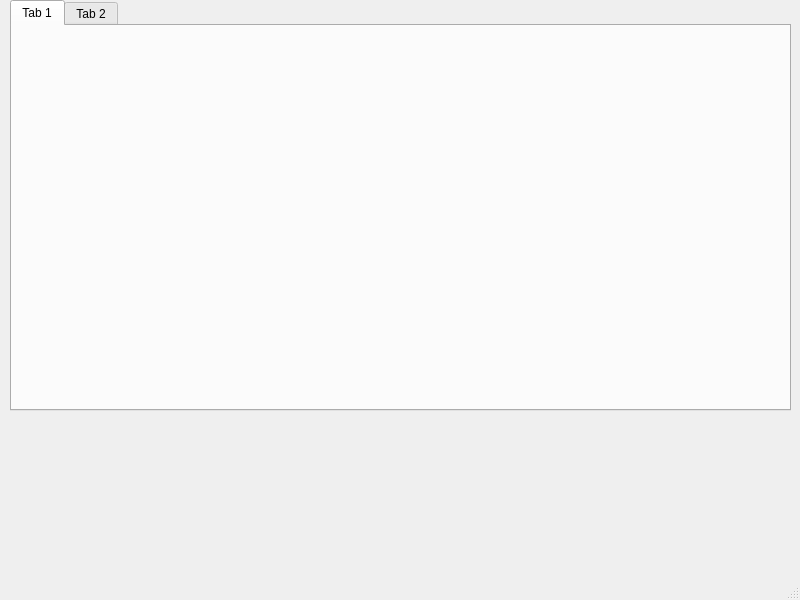
Qt form radiator/mainwindow.ui (Danila-Code/cpp-radiator) before a commit.
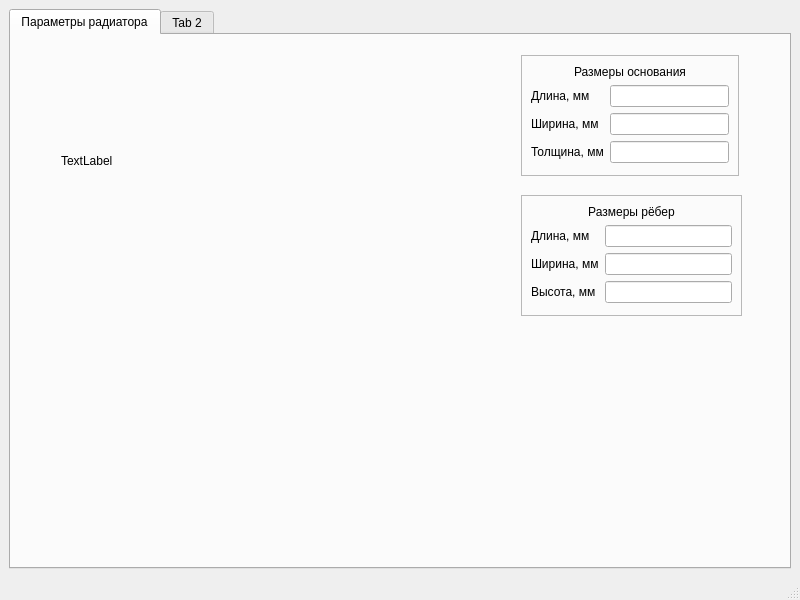
The same form after that commit.

Patch:
```diff
--- a/radiator/mainwindow.ui
+++ b/radiator/mainwindow.ui
@@ -14,29 +14,172 @@
    <string>MainWindow</string>
   </property>
   <widget class="QWidget" name="centralwidget">
-   <widget class="QTabWidget" name="tabWidget">
-    <property name="geometry">
-     <rect>
-      <x>10</x>
-      <y>0</y>
-      <width>781</width>
-      <height>411</height>
-     </rect>
-    </property>
-    <property name="currentIndex">
-     <number>0</number>
-    </property>
-    <widget class="QWidget" name="tab">
-     <attribute name="title">
-      <string>Tab 1</string>
-     </attribute>
-    </widget>
-    <widget class="QWidget" name="tab_2">
-     <attribute name="title">
-      <string>Tab 2</string>
-     </attribute>
-    </widget>
-   </widget>
+   <layout class="QGridLayout" name="gridLayout">
+    <item row="0" column="1">
+     <widget class="QTabWidget" name="tabWidget">
+      <property name="baseSize">
+       <size>
+        <width>407</width>
+        <height>284</height>
+       </size>
+      </property>
+      <property name="currentIndex">
+       <number>0</number>
+      </property>
+      <widget class="QWidget" name="tb_radiator_params">
+       <attribute name="title">
+        <string>Параметры радиатора</string>
+       </attribute>
+       <widget class="QFrame" name="fr_base_sizes">
+        <property name="geometry">
+         <rect>
+          <x>510</x>
+          <y>20</y>
+          <width>218</width>
+          <height>121</height>
+         </rect>
+        </property>
+        <property name="frameShape">
+         <enum>QFrame::Shape::StyledPanel</enum>
+        </property>
+        <property name="frameShadow">
+         <enum>QFrame::Shadow::Raised</enum>
+        </property>
+        <layout class="QFormLayout" name="formLayout">
+         <item row="1" column="0">
+          <widget class="QLabel" name="lbl_base_length">
+           <property name="text">
+            <string>Длина, мм</string>
+           </property>
+          </widget>
+         </item>
+         <item row="1" column="1">
+          <widget class="QLineEdit" name="le_base_length"/>
+         </item>
+         <item row="2" column="0">
+          <widget class="QLabel" name="lbl_base_width">
+           <property name="text">
+            <string>Ширина, мм</string>
+           </property>
+          </widget>
+         </item>
+         <item row="2" column="1">
+          <widget class="QLineEdit" name="le_base_width"/>
+         </item>
+         <item row="3" column="0">
+          <widget class="QLabel" name="lbl_base_height">
+           <property name="text">
+            <string>Толщина, мм</string>
+           </property>
+          </widget>
+         </item>
+         <item row="3" column="1">
+          <widget class="QLineEdit" name="le_base_height"/>
+         </item>
+         <item row="0" column="0" colspan="2">
+          <widget class="QLabel" name="lbl_base_sizes">
+           <property name="text">
+            <string>Размеры основания</string>
+           </property>
+           <property name="alignment">
+            <set>Qt::AlignmentFlag::AlignCenter</set>
+           </property>
+          </widget>
+         </item>
+        </layout>
+       </widget>
+       <widget class="QFrame" name="fr_fin_sizes">
+        <property name="geometry">
+         <rect>
+          <x>510</x>
+          <y>160</y>
+          <width>221</width>
+          <height>121</height>
+         </rect>
+        </property>
+        <property name="frameShape">
+         <enum>QFrame::Shape::StyledPanel</enum>
+        </property>
+        <property name="frameShadow">
+         <enum>QFrame::Shadow::Raised</enum>
+        </property>
+        <layout class="QFormLayout" name="formLayout_2">
+         <item row="1" column="0">
+          <widget class="QLabel" name="lbl_fin_length">
+           <property name="text">
+            <string>Длина, мм</string>
+           </property>
+          </widget>
+         </item>
+         <item row="1" column="1">
+          <widget class="QLineEdit" name="le_fin_length"/>
+         </item>
+         <item row="2" column="0">
+          <widget class="QLabel" name="lbl_fin_width">
+           <property name="text">
+            <string>Ширина, мм</string>
+           </property>
+          </widget>
+         </item>
+         <item row="2" column="1">
+          <widget class="QLineEdit" name="le_fin_width"/>
+         </item>
+         <item row="3" column="0">
+          <widget class="QLabel" name="lbl_fin_height">
+           <property name="text">
+            <string>Высота, мм</string>
+           </property>
+          </widget>
+         </item>
+         <item row="3" column="1">
+          <widget class="QLineEdit" name="le_fin_height"/>
+         </item>
+         <item row="0" column="0" colspan="2">
+          <widget class="QLabel" name="lbl_fin_sizes">
+           <property name="text">
+            <string>Размеры рёбер</string>
+           </property>
+           <property name="alignment">
+            <set>Qt::AlignmentFlag::AlignCenter</set>
+           </property>
+          </widget>
+         </item>
+        </layout>
+       </widget>
+       <widget class="QLabel" name="lbl_image">
+        <property name="geometry">
+         <rect>
+          <x>50</x>
+          <y>40</y>
+          <width>201</width>
+          <height>171</height>
+         </rect>
+        </property>
+        <property name="maximumSize">
+         <size>
+          <width>407</width>
+          <height>284</height>
+         </size>
+        </property>
+        <property name="baseSize">
+         <size>
+          <width>407</width>
+          <height>284</height>
+         </size>
+        </property>
+        <property name="text">
+         <string>TextLabel</string>
+        </property>
+       </widget>
+      </widget>
+      <widget class="QWidget" name="tab_2">
+       <attribute name="title">
+        <string>Tab 2</string>
+       </attribute>
+      </widget>
+     </widget>
+    </item>
+   </layout>
   </widget>
   <widget class="QMenuBar" name="menubar">
    <property name="geometry">
```
